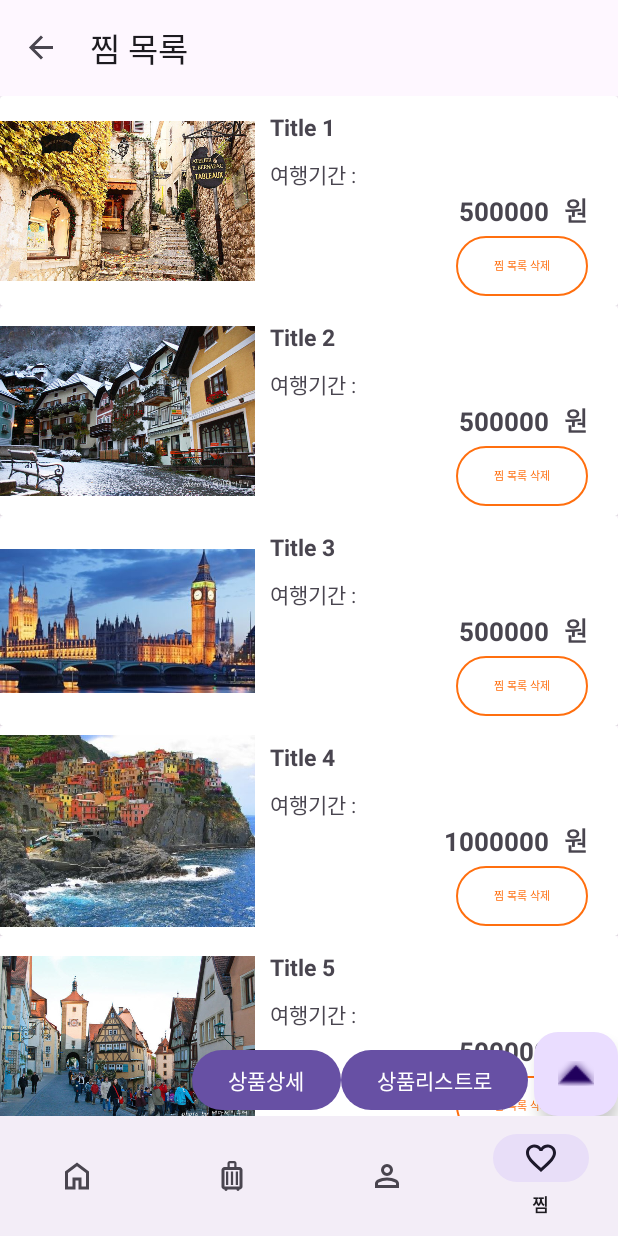
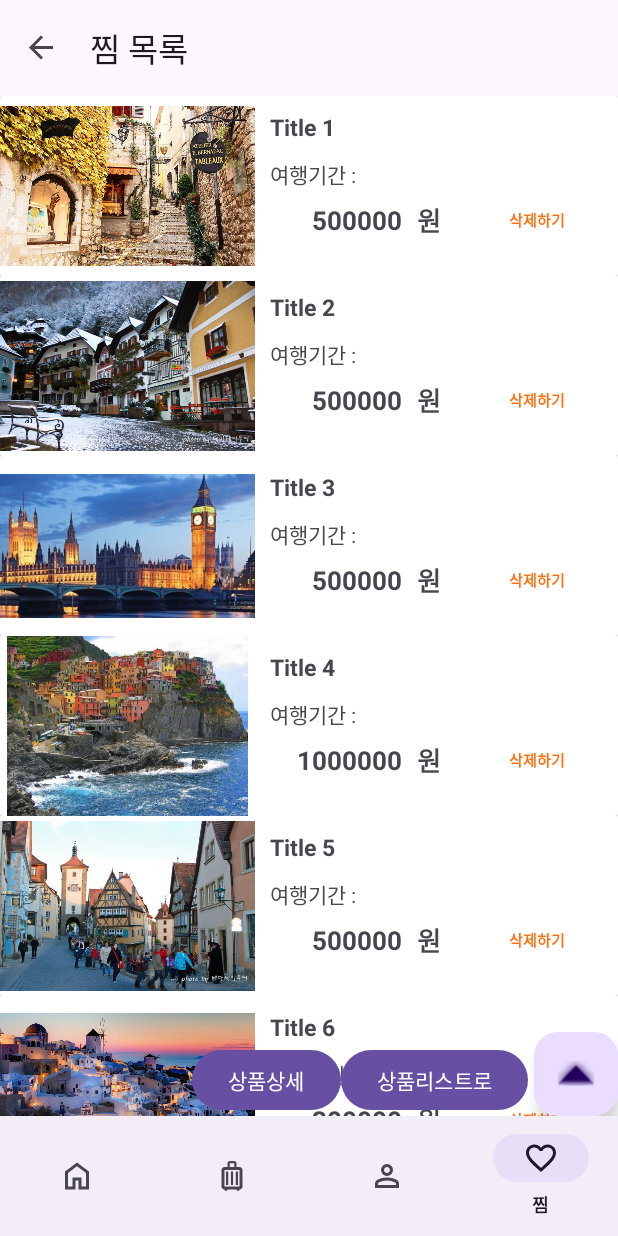
Before and after one commit to decagramaton/SecondMiniProject, an Android app: the WishListFragment screen opened through its navigation route, on a phone screen of 412 x 824 dp. Run offline under Robolectric (Android 15) with nearby library versions, the phone set to English and light mode, and no system bars; our stand-ins replace navigation-ui.

Commit message:
230911 1700 jjk

```diff
--- a/app/src/main/java/com/example/secondminiproject/dto/Reservation.java
+++ b/app/src/main/java/com/example/secondminiproject/dto/Reservation.java
@@ -2,9 +2,10 @@ package com.example.secondminiproject.dto;
 
 import android.provider.ContactsContract;
 
+import java.io.Serializable;
 import java.util.Date;
 
-public class Reservation {
+public class Reservation implements Serializable {
 
     private int reservationNo;
     private int userNo;
--- a/app/src/main/java/com/example/secondminiproject/dto/Wish.java
+++ b/app/src/main/java/com/example/secondminiproject/dto/Wish.java
@@ -1,6 +1,8 @@
 package com.example.secondminiproject.dto;
 
-public class Wish {
+import java.io.Serializable;
+
+public class Wish implements Serializable {
     private String productName;
     private String tourDays;
     private int productImage;
--- a/app/src/main/java/com/example/secondminiproject/ui/reservation/ReservationAdapter.java
+++ b/app/src/main/java/com/example/secondminiproject/ui/reservation/ReservationAdapter.java
@@ -57,6 +57,10 @@ public class ReservationAdapter extends RecyclerView.Adapter<ReservationViewHold
         Log.i(TAG, "addReservation: add는? ");
     }
 
+    public Reservation getItem(int position){
+        return reservationList.get(position);
+    }
+
     public interface OnItemClickListener{
         void onItemClick(View itemView, int position);
     }
--- a/app/src/main/java/com/example/secondminiproject/ui/wish/WishAdapter.java
+++ b/app/src/main/java/com/example/secondminiproject/ui/wish/WishAdapter.java
@@ -18,6 +18,8 @@ import java.util.List;
 public class WishAdapter extends RecyclerView.Adapter<WishViewHolder> {
     private List<Wish> wishList = new ArrayList<>();
 
+    private OnItemClickListener onItemClickListener;
+
     @NonNull
     @Override
     //데이터들을 가지고오는거
@@ -26,7 +28,7 @@ public class WishAdapter extends RecyclerView.Adapter<WishViewHolder> {
         LayoutInflater layoutInflater = LayoutInflater.from(parent.getContext());
         View wishView = layoutInflater.inflate(R.layout.fragment_wish_card, parent, false);
         //괄호안에 inflater 넣어야함
-        WishViewHolder wishViewHolder = new WishViewHolder(wishView);
+        WishViewHolder wishViewHolder = new WishViewHolder(wishView,onItemClickListener);
 
         return wishViewHolder;
     }
@@ -47,8 +49,19 @@ public class WishAdapter extends RecyclerView.Adapter<WishViewHolder> {
     public int getItemCount() {
         return wishList.size();
     }
+    public Wish getItem(int position){
+        return wishList.get(position);
+    }
 
     public void addWishProduct(Wish wishProduct){
         wishList.add(wishProduct);
     }
+
+    public interface OnItemClickListener{
+        void onItemClick(View itemView, int position);
+    }
+
+    public void setOnItemClickListener(OnItemClickListener onItemClickListener){
+        this.onItemClickListener = onItemClickListener;
+    }
 }
--- a/app/src/main/java/com/example/secondminiproject/ui/wish/WishViewHolder.java
+++ b/app/src/main/java/com/example/secondminiproject/ui/wish/WishViewHolder.java
@@ -1,5 +1,6 @@
 package com.example.secondminiproject.ui.wish;
 
+import android.util.Log;
 import android.view.View;
 import android.widget.ImageView;
 import android.widget.TextView;
@@ -12,6 +13,7 @@ import com.example.secondminiproject.dto.Reservation;
 import com.example.secondminiproject.dto.Wish;
 
 public class WishViewHolder extends RecyclerView.ViewHolder {
+    private static final String TAG = "WishViewHolder";
 
     private ImageView wishProductImage;
     private TextView wishProductName;
@@ -19,13 +21,17 @@ public class WishViewHolder extends RecyclerView.ViewHolder {
     private TextView wishProductPrice;
 
 
-    public WishViewHolder(@NonNull View itemView) {
+    public WishViewHolder(@NonNull View itemView, WishAdapter.OnItemClickListener onItemClickListener) {
         super(itemView);
         this.wishProductImage = itemView.findViewById(R.id.wish_product_image);
         this.wishProductName = itemView.findViewById(R.id.wish_product_name);
         this.wishTourDays = itemView.findViewById(R.id.wish_tour_days);
         this.wishProductPrice = itemView.findViewById(R.id.wish_product_price);
 
+        //클릭 이벤트 처리
+        itemView.setOnClickListener(v -> {
+            onItemClickListener.onItemClick(v, getAdapterPosition());//어뎁터 항목번호
+        });
     }
 
     public void setData(Wish wishProduct){
--- a/app/src/main/res/layout/fragment_wish_card.xml
+++ b/app/src/main/res/layout/fragment_wish_card.xml
@@ -19,7 +19,7 @@
             <ImageView
                 android:id="@+id/wish_product_image"
                 android:layout_width="170dp"
-                android:layout_height="140dp"
+                android:layout_height="120dp"
                 app:srcCompat="@drawable/photo15" />
 
             <LinearLayout
@@ -69,7 +69,8 @@
                         android:layout_marginEnd="10dp"
                         android:text="420,000"
                         android:textSize="17dp"
-                        android:textStyle="bold" />
+                        android:textStyle="bold"
+                        android:layout_gravity="center_vertical"/>
 
                     <TextView
                         android:layout_width="wrap_content"
@@ -78,20 +79,24 @@
                         android:gravity="end"
                         android:text="원"
                         android:textSize="17dp"
-                        android:textStyle="bold" />
+                        android:textStyle="bold"
+                        android:layout_gravity="center_vertical"/>
+
+                    <Button
+                        style="?attr/materialButtonOutlinedStyle"
+                        android:layout_width="wrap_content"
+                        android:layout_height="40dp"
+                        android:layout_gravity="end"
+                        android:layout_marginEnd="10dp"
+                        android:text="삭제하기"
+                        android:textStyle="bold"
+                        android:textColor="#FF6F0F"
+                        android:textSize="10sp"
+                        app:strokeColor="#00FF6F0F" />
 
                 </LinearLayout>
 
-                <Button
-                    style="?attr/materialButtonOutlinedStyle"
-                    android:layout_width="wrap_content"
-                    android:layout_height="wrap_content"
-                    android:layout_gravity="end"
-                    android:layout_marginEnd="20dp"
-                    android:text="찜 목록 삭제"
-                    android:textColor="#FF6F0F"
-                    android:textSize="7dp"
-                    app:strokeColor="#FF6F0F" />
+
 
             </LinearLayout>
         </LinearLayout>
```
Also changed, not shown: app/src/main/java/com/example/secondminiproject/ui/reservation/ReservationListFragment.java (+14 -0 lines), app/src/main/java/com/example/secondminiproject/ui/wish/WishListFragment.java (+15 -0 lines), app/src/main/res/layout/fragment_reservation_list.xml (+6 -4 lines).
